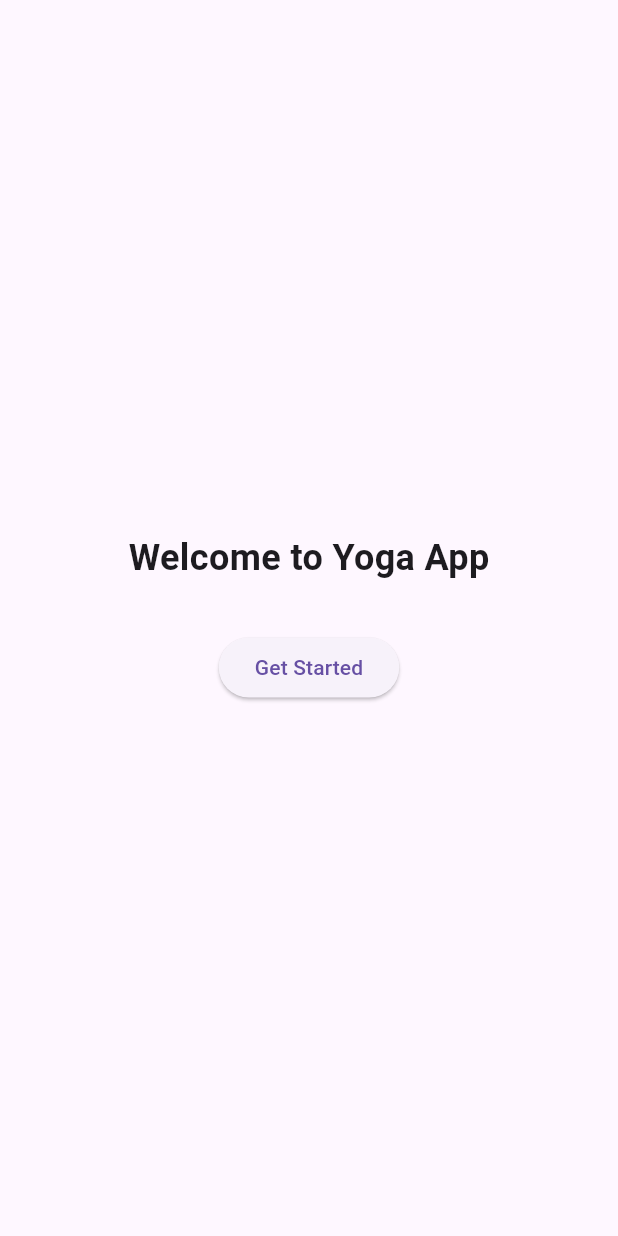
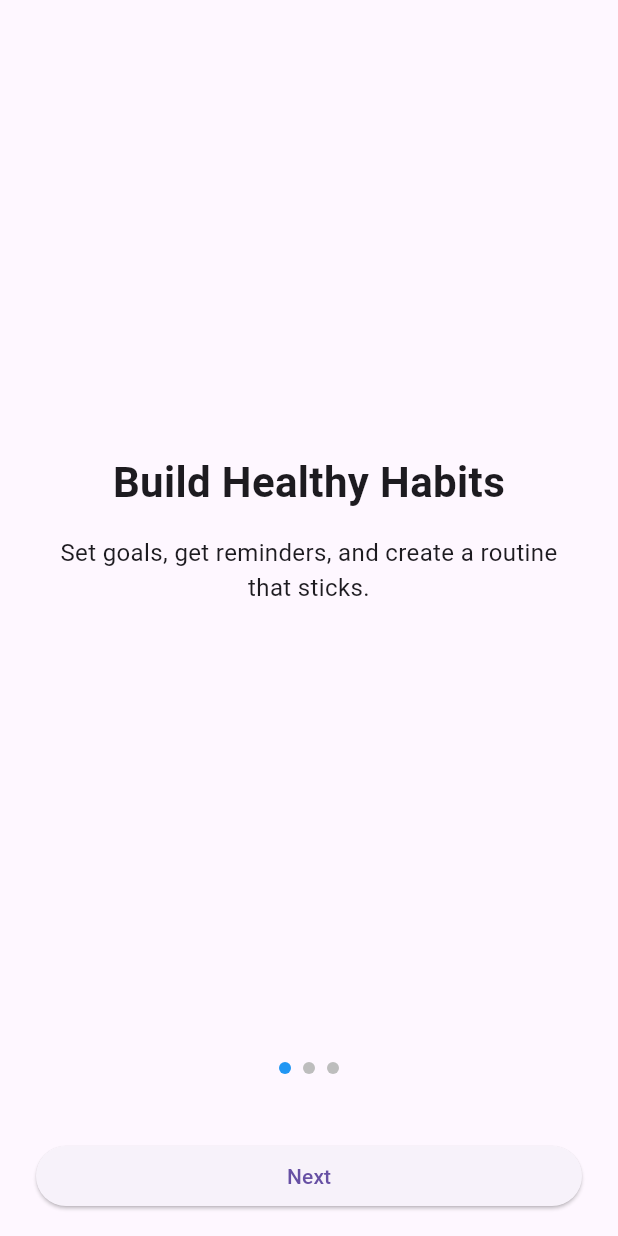
Before and after one commit to Vivek5kwt/saara, a Flutter app: the screen it shows after launch, on a phone screen of 412 x 824 dp. Run offline on Flutter 3.47's test engine with Material 3 defaults, Android fonts, the phone set to English and light mode, and no system bars; our stand-ins replace bloc, dio, flutter_bloc, go_router; accounts and stored records are empty.

Commit message:
Add multi-screen onboarding walkthrough

```diff
--- a/lib/features/onboarding/view/onboarding_page.dart
+++ b/lib/features/onboarding/view/onboarding_page.dart
@@ -1,25 +1,122 @@
 import 'package:flutter/material.dart';
 import 'package:go_router/go_router.dart';
 
-class OnboardingPage extends StatelessWidget {
+class OnboardingPage extends StatefulWidget {
   const OnboardingPage({super.key});
+
+  @override
+  State<OnboardingPage> createState() => _OnboardingPageState();
+}
+
+class _OnboardingPageState extends State<OnboardingPage> {
+  final _controller = PageController();
+  int _currentPage = 0;
+
+  final _pages = const [
+    {
+      'title': 'Build Healthy Habits',
+      'subtitle':
+          'Set goals, get reminders, and create a routine that sticks.',
+    },
+    {
+      'title': 'Progress That Feels Good',
+      'subtitle':
+          'Notice improvements in your body and mind, one peaceful session at a time.',
+    },
+    {
+      'title': 'Feel Strong, Inside Out',
+      'subtitle':
+          'Unlock your inner power with daily yoga, breathwork, and positive rituals.',
+    },
+  ];
+
+  void _nextOrFinish() {
+    if (_currentPage < _pages.length - 1) {
+      _controller.nextPage(
+        duration: const Duration(milliseconds: 300),
+        curve: Curves.easeInOut,
+      );
+    } else {
+      context.go('/login');
+    }
+  }
+
+  @override
+  void dispose() {
+    _controller.dispose();
+    super.dispose();
+  }
 
   @override
   Widget build(BuildContext context) {
     return Scaffold(
-      body: Center(
+      body: SafeArea(
         child: Column(
-          mainAxisAlignment: MainAxisAlignment.center,
           children: [
-            const Text(
-              'Welcome to Yoga App',
-              style: TextStyle(fontSize: 24, fontWeight: FontWeight.bold),
+            Expanded(
+              child: PageView.builder(
+                controller: _controller,
+                itemCount: _pages.length,
+                onPageChanged: (index) => setState(() => _currentPage = index),
+                itemBuilder: (context, index) {
+                  final page = _pages[index];
+                  return Padding(
+                    padding: const EdgeInsets.all(24),
+                    child: Column(
+                      mainAxisAlignment: MainAxisAlignment.center,
+                      children: [
+                        Text(
+                          page['title']!,
+                          style: const TextStyle(
+                            fontSize: 28,
+                            fontWeight: FontWeight.bold,
+                          ),
+                          textAlign: TextAlign.center,
+                        ),
+                        const SizedBox(height: 16),
+                        Text(
+                          page['subtitle']!,
+                          style: const TextStyle(fontSize: 16),
+                          textAlign: TextAlign.center,
+                        ),
+                      ],
+                    ),
+                  );
+                },
+              ),
             ),
-            const SizedBox(height: 32),
-            ElevatedButton(
-              onPressed: () => context.go('/login'),
-              child: const Text('Get Started'),
-            )
+            Row(
+              mainAxisAlignment: MainAxisAlignment.center,
+              children: List.generate(
+                _pages.length,
+                (index) => Container(
+                  margin: const EdgeInsets.all(4),
+                  width: 8,
+                  height: 8,
+                  decoration: BoxDecoration(
+                    shape: BoxShape.circle,
+                    color: _currentPage == index
+                        ? Colors.blue
+                        : Colors.grey.shade400,
+                  ),
+                ),
+              ),
+            ),
+            const SizedBox(height: 24),
+            Padding(
+              padding: const EdgeInsets.symmetric(horizontal: 24, vertical: 16),
+              child: SizedBox(
+                width: double.infinity,
+                child: ElevatedButton(
+                  onPressed: _nextOrFinish,
+                  child: Text(
+                    _currentPage == _pages.length - 1
+                        ? 'Get Started'
+                        : 'Next',
+                  ),
+                ),
+              ),
+            ),
           ],
         ),
       ),
```
